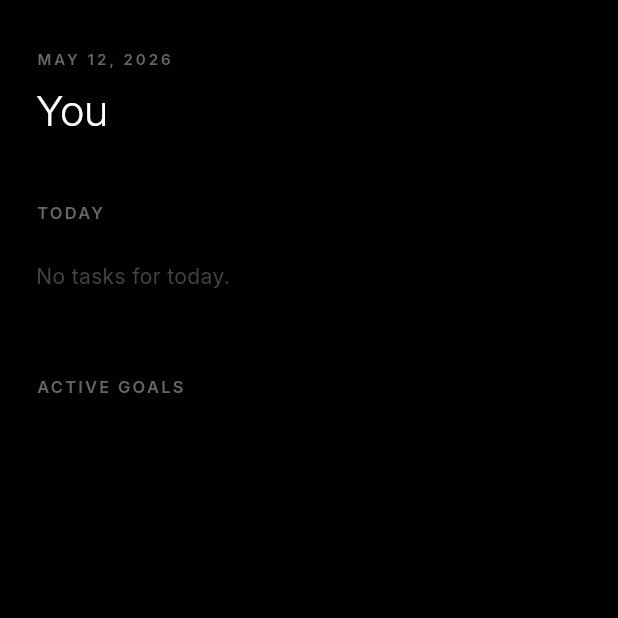
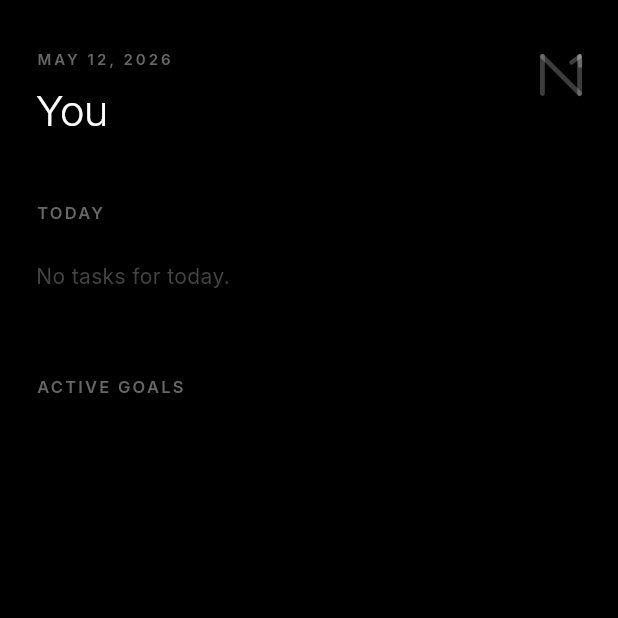
Before and after one commit to callme-ADHI/Nexus, a Flutter app: the screen it shows after launch, after a tap on "Skip", on a phone screen of 412 x 824 dp, the top half of it. Run offline on Flutter 3.47's test engine with Material 3 defaults, Android fonts, the light colour scheme and no system bars; our stand-ins replace drift, drift_flutter, fl_chart, flutter_local_notifications, flutter_riverpod, flutter_timezone and 4 more; missing offline and left inert: home_widget, usage_stats; accounts and stored records are empty; generated files the repository leaves out were written again.

Commit message:
Unify branding: Add NexusLogo to Onboarding, Home Dashboard, and Home Widget

```diff
--- a/lib/features/home/home_page.dart
+++ b/lib/features/home/home_page.dart
@@ -8,6 +8,7 @@ import '../../core/models/models.dart';
 import '../../shared/theme/app_theme.dart';
 import '../graph/goal_detail_sheet.dart';
 import '../tasks/add_task_form.dart';
+import '../../shared/widgets/nexus_logo.dart';
 
 class HomePage extends ConsumerWidget {
   const HomePage({super.key});
@@ -165,7 +166,11 @@ class _MinimalHeader extends StatelessWidget {
   @override
   Widget build(BuildContext context) {
     final dateStr = DateFormat('MMMM d, yyyy').format(DateTime.now());
-    return Column(
+    return Row(
+      crossAxisAlignment: CrossAxisAlignment.start,
+      mainAxisAlignment: MainAxisAlignment.spaceBetween,
+      children: [
+        Column(
           crossAxisAlignment: CrossAxisAlignment.start,
           children: [
             Text(
@@ -188,6 +193,12 @@ class _MinimalHeader extends StatelessWidget {
                 color: Colors.white,
                 letterSpacing: -0.5,
               ),
+            ),
+          ],
+        ),
+        const Padding(
+          padding: EdgeInsets.only(top: 4),
+          child: NexusLogo(size: 28, color: Colors.white24),
         ),
       ],
     );
--- a/lib/features/onboarding/onboarding_page.dart
+++ b/lib/features/onboarding/onboarding_page.dart
@@ -5,6 +5,7 @@ import 'package:flutter_riverpod/flutter_riverpod.dart';
 import '../../core/database/app_database.dart';
 import '../../core/providers/providers.dart';
 import '../../shared/theme/app_theme.dart';
+import '../../shared/widgets/nexus_logo.dart';
 
 class OnboardingPage extends ConsumerStatefulWidget {
   final VoidCallback onComplete;
@@ -67,7 +68,11 @@ class _OnboardingPageState extends ConsumerState<OnboardingPage>
                   child: Column(
                     mainAxisAlignment: MainAxisAlignment.center,
                     children: [
-                      // App name
+                      // App logo & name
+                      Column(
+                        children: [
+                          const NexusLogo(size: 64, color: Colors.white),
+                          const SizedBox(height: 16),
                           ShaderMask(
                             shaderCallback: (bounds) =>
                                 const LinearGradient(
@@ -79,11 +84,13 @@ class _OnboardingPageState extends ConsumerState<OnboardingPage>
                             child: Text(
                               'Nexus',
                               style: AppTypography.pageTitle.copyWith(
-                            fontSize: 48,
+                                fontSize: 40,
                                 fontWeight: FontWeight.w800,
                                 color: Colors.white,
                               ),
                             ),
+                          ),
+                        ],
                       ),
                       const SizedBox(height: 8),
                       Text(
```
Also changed, not shown: lib/core/services/widget_service.dart (+3 -9 lines). Lines whose indentation alone changed are shown as unchanged.
